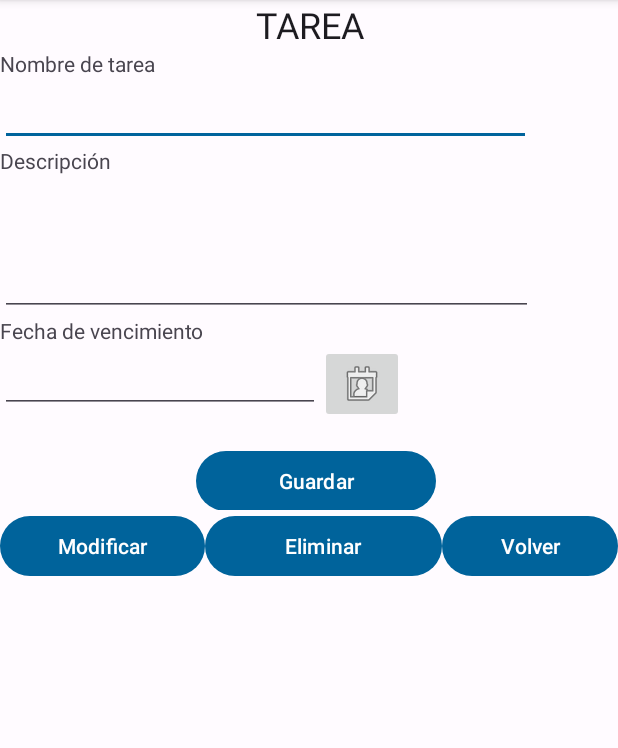
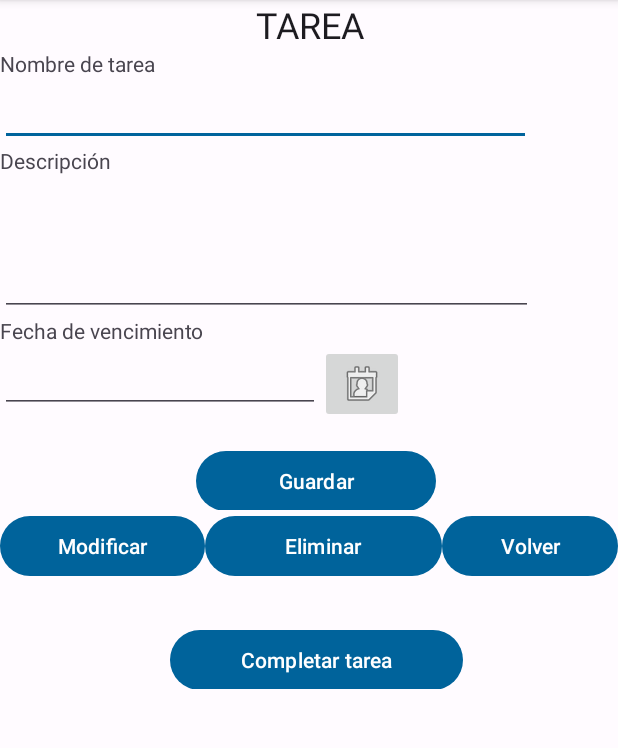
Before and after one commit to israUSA/ProyectoAppTarea, an Android app: the activity_editar_tarea screen opened directly, with no data from a screen before it, on a phone screen of 412 x 824 dp, the part 96-844 px from its top. Run offline under Robolectric (Android 15) with nearby library versions, the light colour scheme and no system bars; 1 statement that could not run was skipped.

Commit message:
agregando ordenamiento y completar tarear

```diff
--- a/app/src/main/java/com/example/proyectoapptarea/activity_editar_tarea.java
+++ b/app/src/main/java/com/example/proyectoapptarea/activity_editar_tarea.java
@@ -24,7 +24,7 @@ import java.util.Date;
 public class activity_editar_tarea extends AppCompatActivity implements View.OnClickListener {
 
     EditText txtNombre, txtFecha, txtDescripcion;
-    Button btnGuarda, btnEditar, btnCancelar;
+    Button btnGuarda, btnEditar, btnCancelar, btnCompletar;
     ImageButton bt_fin_calendario;
     listaTareas tareas;
     int id = 0;
@@ -42,6 +42,7 @@ public class activity_editar_tarea extends AppCompatActivity implements View.OnC
         btnEditar = findViewById(R.id.btnModificar);
         bt_fin_calendario = findViewById(R.id.bt_fin_calendario);
         btnCancelar = findViewById(R.id.btnCancelar);
+        btnCompletar = findViewById(R.id.btnTareaCompletada);
 
         if(savedInstanceState == null) {
             Bundle extras = getIntent().getExtras();
@@ -61,6 +62,8 @@ public class activity_editar_tarea extends AppCompatActivity implements View.OnC
             txtNombre.setText(tareas.getTitulo_tarea());
             txtFecha.setText(tareas.getFechaVencimiento());
             txtDescripcion.setText(tareas.getDescripcion());
+            btnCompletar.setVisibility(View.INVISIBLE);
+            btnEditar.setVisibility(View.INVISIBLE);
         }
 
         btnGuarda.setOnClickListener(new View.OnClickListener() {
--- a/app/src/main/res/layout/activity_ver_tarea.xml
+++ b/app/src/main/res/layout/activity_ver_tarea.xml
@@ -125,10 +125,10 @@
 <!--    </LinearLayout>-->
 
     <LinearLayout
+        android:id="@+id/linearLayout"
         android:layout_width="match_parent"
         android:layout_height="match_parent"
         android:orientation="vertical">
-
 
 
         <TextView
@@ -150,8 +150,8 @@
         <EditText
             android:id="@+id/txtNombre"
             android:layout_width="354dp"
-                android:labelFor="@+id/viewNombre"
-                android:layout_height="wrap_content" />
+            android:layout_height="wrap_content"
+            android:labelFor="@+id/viewNombre" />
 
         <TextView
             android:id="@+id/viewDescripcion"
@@ -165,8 +165,8 @@
             android:layout_height="94dp"
             android:ems="10"
             android:gravity="start|top"
-                android:labelFor="@+id/viewDescripcion"
-                android:inputType="textMultiLine" />
+            android:inputType="textMultiLine"
+            android:labelFor="@+id/viewDescripcion" />
 
         <TextView
             android:id="@+id/viewFecha"
@@ -185,8 +185,8 @@
                 android:layout_width="match_parent"
                 android:layout_height="wrap_content"
                 android:ems="10"
-                    android:labelFor="@+id/viewFecha"
-                    android:inputType="date" />
+                android:inputType="date"
+                android:labelFor="@+id/viewFecha" />
 
 
             <ImageButton
@@ -218,6 +218,7 @@
                 android:layout_marginTop="10dp"
                 android:onClick="GuardarTarea"
                 android:text="Guardar" />
+
         </LinearLayout>
 
         <LinearLayout
@@ -245,7 +246,24 @@
                 android:layout_height="wrap_content"
                 android:layout_weight="0.5"
                 android:text="Volver" />
-            </LinearLayout>-->
+
+        </LinearLayout>
+
+        <LinearLayout
+            android:layout_width="match_parent"
+            android:layout_height="wrap_content"
+            android:gravity="center"
+            android:orientation="horizontal">
+
+            <Button
+                android:id="@+id/btnTareaCompletada"
+                android:layout_width="195dp"
+                android:layout_height="wrap_content"
+                android:layout_marginLeft="10dp"
+                android:layout_marginTop="10dp"
+                android:text="Completar tarea" />
+        </LinearLayout>
+
     </LinearLayout>
 
 
--- a/app/src/main/res/layout/lista_tarea.xml
+++ b/app/src/main/res/layout/lista_tarea.xml
@@ -8,6 +8,7 @@
         android:layout_width="match_parent"
         android:layout_height="wrap_content"
         android:layout_margin="8dp">
+
 
         <LinearLayout
             android:layout_width="381dp"
```
Also changed, not shown: app/src/main/java/com/example/proyectoapptarea/BD/BdTarea.java (+50 -10 lines), app/src/main/java/com/example/proyectoapptarea/activity_mostrar_tareas.java (+94 -0 lines), app/src/main/java/com/example/proyectoapptarea/activity_ver_tarea.java (+29 -2 lines). Lines whose indentation alone changed are shown as unchanged.
